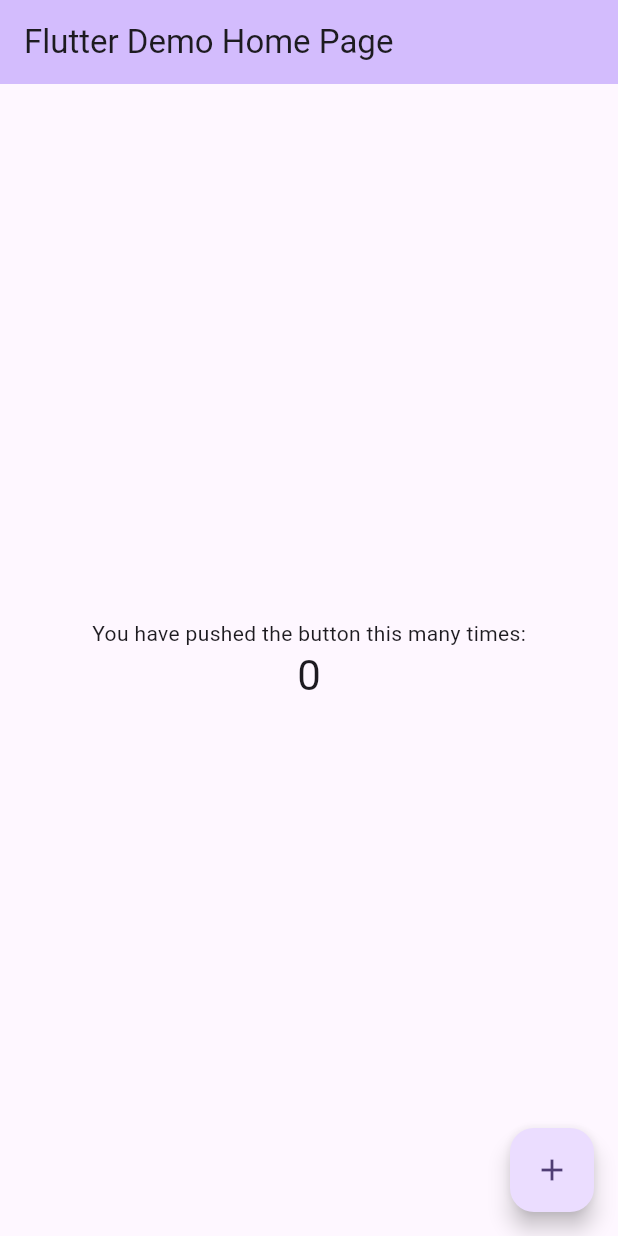
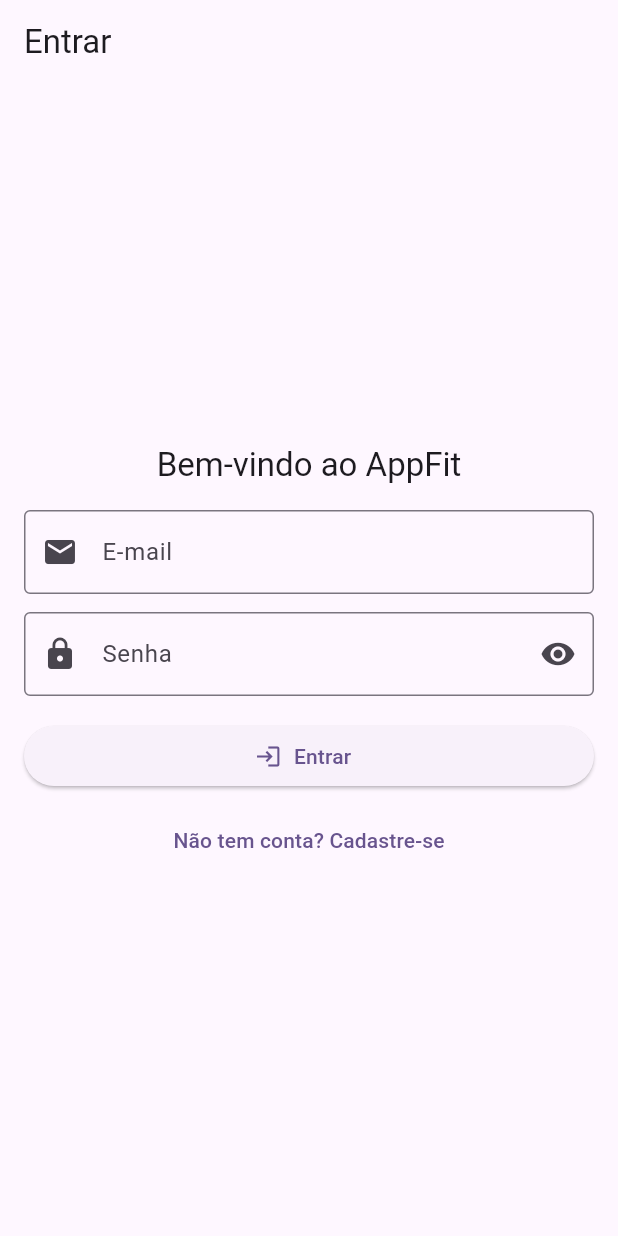
Before and after one commit to Henrique-Nastari/AppFit, a Flutter app: the screen it shows after launch, on a phone screen of 412 x 824 dp. Run offline on Flutter 3.47's test engine with Material 3 defaults, Android fonts, the phone set to English and light mode, and no system bars; our stand-ins replace firebase_auth, firebase_core; accounts and stored records are empty; project files that could hold a hidden picture were left out.

Commit message:
feat: login/cadastro/checkout + chore: Flutter configs e ajustes

```diff
--- /dev/null
+++ b/mobile/lib/auth/login_page.dart
@@ -0,0 +1,159 @@
+import 'package:flutter/material.dart';
+import 'package:firebase_auth/firebase_auth.dart';
+import 'auth_service.dart';
+
+class LoginPage extends StatefulWidget {
+  const LoginPage({super.key});
+
+  @override
+  State<LoginPage> createState() => _LoginPageState();
+}
+
+class _LoginPageState extends State<LoginPage> {
+  final _formKey = GlobalKey<FormState>();
+  final _emailController = TextEditingController();
+  final _passwordController = TextEditingController();
+  bool _loading = false;
+  bool _obscure = true;
+  final _authService = AuthService();
+
+  @override
+  void dispose() {
+    _emailController.dispose();
+    _passwordController.dispose();
+    super.dispose();
+  }
+
+  Future<void> _signIn() async {
+    if (!_formKey.currentState!.validate()) return;
+    setState(() => _loading = true);
+    try {
+      await _authService.signIn(
+        email: _emailController.text.trim(),
+        password: _passwordController.text,
+      );
+      if (!mounted) return;
+      ScaffoldMessenger.of(context).showSnackBar(
+        const SnackBar(content: Text('Login realizado com sucesso!')),
+      );
+      Navigator.pushReplacementNamed(context, '/home');
+    } on FirebaseAuthException catch (e) {
+      String message = 'Erro ao autenticar';
+      switch (e.code) {
+        case 'invalid-email':
+          message = 'E-mail inválido.';
+          break;
+        case 'user-not-found':
+          message = 'Usuário não encontrado.';
+          break;
+        case 'wrong-password':
+          message = 'Senha incorreta.';
+          break;
+        case 'user-disabled':
+          message = 'Usuário desabilitado.';
+          break;
+        default:
+          message = e.message ?? message;
+      }
+      if (!mounted) return;
+      ScaffoldMessenger.of(context).showSnackBar(
+        SnackBar(content: Text(message)),
+      );
+    } finally {
+      if (mounted) setState(() => _loading = false);
+    }
+  }
+
+  @override
+  Widget build(BuildContext context) {
+    final theme = Theme.of(context);
+    return Scaffold(
+      appBar: AppBar(title: const Text('Entrar')),
+      body: Center(
+        child: ConstrainedBox(
+          constraints: const BoxConstraints(maxWidth: 420),
+          child: Padding(
+            padding: const EdgeInsets.all(16),
+            child: Form(
+              key: _formKey,
+              child: Column(
+                mainAxisSize: MainAxisSize.min,
+                children: [
+                  Text(
+                    'Bem-vindo ao AppFit',
+                    style: theme.textTheme.titleLarge,
+                  ),
+                  const SizedBox(height: 16),
+                  TextFormField(
+                    controller: _emailController,
+                    keyboardType: TextInputType.emailAddress,
+                    decoration: const InputDecoration(
+                      labelText: 'E-mail',
+                      prefixIcon: Icon(Icons.email),
+                      border: OutlineInputBorder(),
+                    ),
+                    validator: (value) {
+                      if (value == null || value.trim().isEmpty) {
+                        return 'Informe o e-mail';
+                      }
+                      if (!value.contains('@')) {
+                        return 'E-mail inválido';
+                      }
+                      return null;
+                    },
+                  ),
+                  const SizedBox(height: 12),
+                  TextFormField(
+                    controller: _passwordController,
+                    obscureText: _obscure,
+                    decoration: InputDecoration(
+                      labelText: 'Senha',
+                      prefixIcon: const Icon(Icons.lock),
+                      border: const OutlineInputBorder(),
+                      suffixIcon: IconButton(
+                        tooltip: _obscure ? 'Mostrar' : 'Ocultar',
+                        icon: Icon(_obscure ? Icons.visibility : Icons.visibility_off),
+                        onPressed: () => setState(() => _obscure = !_obscure),
+                      ),
+                    ),
+                    validator: (value) {
+                      if (value == null || value.isEmpty) {
+                        return 'Informe a senha';
+                      }
+                      if (value.length < 6) {
+                        return 'A senha deve ter ao menos 6 caracteres';
+                      }
+                      return null;
+                    },
+                  ),
+                  const SizedBox(height: 16),
+                  SizedBox(
+                    width: double.infinity,
+                    child: ElevatedButton.icon(
+                      onPressed: _loading ? null : _signIn,
+                      icon: _loading
+                          ? const SizedBox(
+                              height: 16,
+                              width: 16,
+                              child: CircularProgressIndicator(strokeWidth: 2),
+                            )
+                          : const Icon(Icons.login),
+                      label: Text(_loading ? 'Entrando...' : 'Entrar'),
+                    ),
+                  ),
+                  const SizedBox(height: 8),
+                  TextButton(
+                    onPressed: _loading
+                        ? null
+                        : () => Navigator.pushNamed(context, '/register'),
+                    child: const Text('Não tem conta? Cadastre-se'),
+                  ),
+                ],
+              ),
+            ),
+          ),
+        ),
+      ),
+    );
+  }
+}
--- a/mobile/lib/main.dart
+++ b/mobile/lib/main.dart
@@ -1,122 +1,89 @@
 import 'package:flutter/material.dart';
+import 'package:firebase_core/firebase_core.dart';
+import 'package:firebase_auth/firebase_auth.dart';
+import 'firebase_options.dart';
+import 'auth/login_page.dart';
+import 'auth/register_page.dart';
+import 'auth/auth_service.dart';
 
-void main() {
-  runApp(const MyApp());
+void main() async {
+  WidgetsFlutterBinding.ensureInitialized();
+  await Firebase.initializeApp(options: DefaultFirebaseOptions.currentPlatform);
+  runApp(const AppFit());
 }
 
-class MyApp extends StatelessWidget {
-  const MyApp({super.key});
+class AppFit extends StatelessWidget {
+  const AppFit({super.key});
 
-  // This widget is the root of your application.
   @override
   Widget build(BuildContext context) {
     return MaterialApp(
-      title: 'Flutter Demo',
+      title: 'AppFit',
+      debugShowCheckedModeBanner: false,
       theme: ThemeData(
-        // This is the theme of your application.
-        //
-        // TRY THIS: Try running your application with "flutter run". You'll see
-        // the application has a purple toolbar. Then, without quitting the app,
-        // try changing the seedColor in the colorScheme below to Colors.green
-        // and then invoke "hot reload" (save your changes or press the "hot
-        // reload" button in a Flutter-supported IDE, or press "r" if you used
-        // the command line to start the app).
-        //
-        // Notice that the counter didn't reset back to zero; the application
-        // state is not lost during the reload. To reset the state, use hot
-        // restart instead.
-        //
-        // This works for code too, not just values: Most code changes can be
-        // tested with just a hot reload.
         colorScheme: ColorScheme.fromSeed(seedColor: Colors.deepPurple),
       ),
-      home: const MyHomePage(title: 'Flutter Demo Home Page'),
+      home: const AuthGate(),
+      routes: {
+        '/home': (context) => const HomePage(),
+        '/login': (context) => const LoginPage(),
+        '/register': (context) => const RegisterPage(),
+      },
     );
   }
 }
 
-class MyHomePage extends StatefulWidget {
-  const MyHomePage({super.key, required this.title});
-
-  // This widget is the home page of your application. It is stateful, meaning
-  // that it has a State object (defined below) that contains fields that affect
-  // how it looks.
-
-  // This class is the configuration for the state. It holds the values (in this
-  // case the title) provided by the parent (in this case the App widget) and
-  // used by the build method of the State. Fields in a Widget subclass are
-  // always marked "final".
-
-  final String title;
-
-  @override
-  State<MyHomePage> createState() => _MyHomePageState();
-}
-
-class _MyHomePageState extends State<MyHomePage> {
-  int _counter = 0;
-
-  void _incrementCounter() {
-    setState(() {
-      // This call to setState tells the Flutter framework that something has
-      // changed in this State, which causes it to rerun the build method below
-      // so that the display can reflect the updated values. If we changed
-      // _counter without calling setState(), then the build method would not be
-      // called again, and so nothing would appear to happen.
-      _counter++;
-    });
-  }
+class AuthGate extends StatelessWidget {
+  const AuthGate({super.key});
 
   @override
   Widget build(BuildContext context) {
-    // This method is rerun every time setState is called, for instance as done
-    // by the _incrementCounter method above.
-    //
-    // The Flutter framework has been optimized to make rerunning build methods
-    // fast, so that you can just rebuild anything that needs updating rather
-    // than having to individually change instances of widgets.
+    return StreamBuilder<User?>(
+      stream: FirebaseAuth.instance.authStateChanges(),
+      builder: (context, snapshot) {
+        if (snapshot.connectionState == ConnectionState.waiting) {
+          return const Scaffold(
+            body: Center(child: CircularProgressIndicator()),
+          );
+        }
+        if (snapshot.hasData) {
+          return const HomePage();
+        }
+        return const LoginPage();
+      },
+    );
+  }
+}
+
+class HomePage extends StatelessWidget {
+  const HomePage({super.key});
+
+  @override
+  Widget build(BuildContext context) {
+    final _authService = AuthService();
     return Scaffold(
       appBar: AppBar(
-        // TRY THIS: Try changing the color here to a specific color (to
-        // Colors.amber, perhaps?) and trigger a hot reload to see the AppBar
-        // change color while the other colors stay the same.
+        title: const Text('🔥 AppFit conectado ao Firebase'),
         backgroundColor: Theme.of(context).colorScheme.inversePrimary,
-        // Here we take the value from the MyHomePage object that was created by
-        // the App.build method, and use it to set our appbar title.
-        title: Text(widget.title),
-      ),
-      body: Center(
-        // Center is a layout widget. It takes a single child and positions it
-        // in the middle of the parent.
-        child: Column(
-          // Column is also a layout widget. It takes a list of children and
-          // arranges them vertically. By default, it sizes itself to fit its
-          // children horizontally, and tries to be as tall as its parent.
-          //
-          // Column has various properties to control how it sizes itself and
-          // how it positions its children. Here we use mainAxisAlignment to
-          // center the children vertically; the main axis here is the vertical
-          // axis because Columns are vertical (the cross axis would be
-          // horizontal).
-          //
-          // TRY THIS: Invoke "debug painting" (choose the "Toggle Debug Paint"
-          // action in the IDE, or press "p" in the console), to see the
-          // wireframe for each widget.
-          mainAxisAlignment: MainAxisAlignment.center,
-          children: <Widget>[
-            const Text('You have pushed the button this many times:'),
-            Text(
-              '$_counter',
-              style: Theme.of(context).textTheme.headlineMedium,
+        actions: [
+          IconButton(
+            tooltip: 'Sair',
+            icon: const Icon(Icons.logout),
+            onPressed: () async {
+              await _authService.signOut();
+              if (context.mounted) {
+                Navigator.pushReplacementNamed(context, '/login');
+              }
+            },
           ),
         ],
       ),
+      body: const Center(
+        child: Text(
+          'Firebase inicializado com sucesso! Você está autenticado.',
+          style: TextStyle(fontSize: 18),
         ),
-      floatingActionButton: FloatingActionButton(
-        onPressed: _incrementCounter,
-        tooltip: 'Increment',
-        child: const Icon(Icons.add),
-      ), // This trailing comma makes auto-formatting nicer for build methods.
+      ),
     );
   }
 }
```
Also changed, not shown: mobile/lib/auth/auth_service.dart (added, +115 -0 lines), mobile/lib/auth/register_page.dart (added, +205 -0 lines), mobile/pubspec.yaml (+7 -3 lines), mobile/firebase.json (added), mobile/lib/firebase_options.dart (added), mobile/pubspec.lock, 5 other files. Lines whose indentation alone changed are shown as unchanged.
